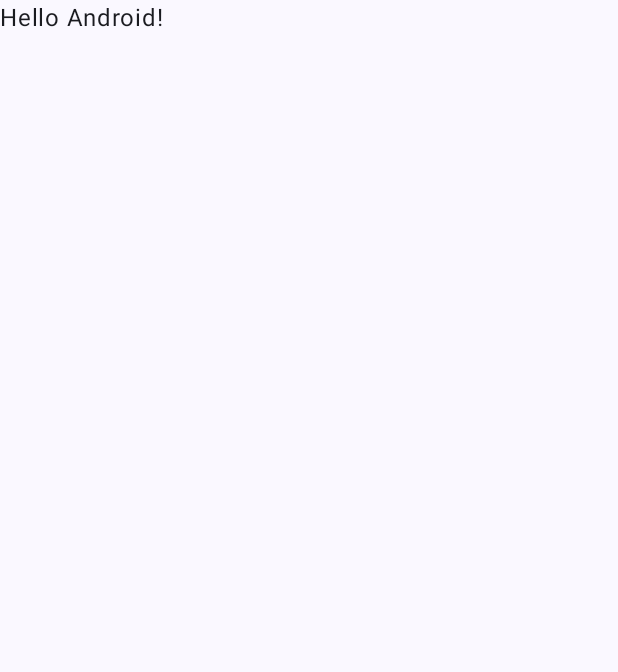
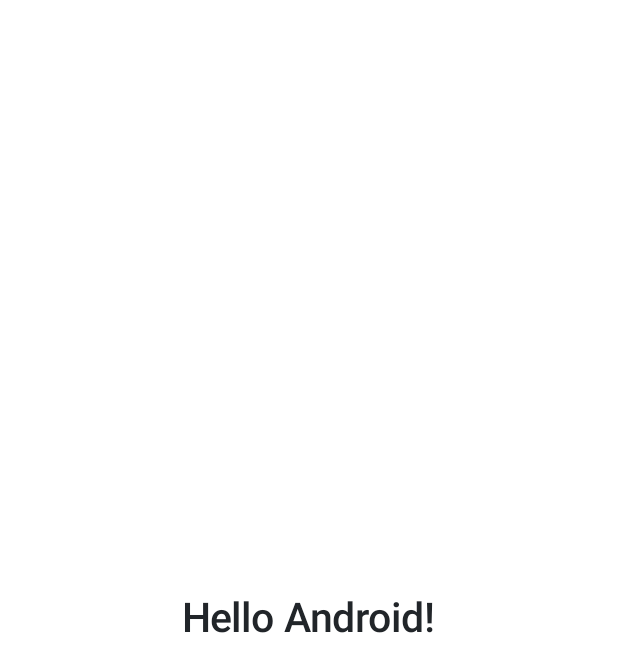
Before and after one commit to 0x7FFF/MosOpenControl, an Android app built with Jetpack Compose: the screen it shows after launch (MainActivity), on a phone screen of 412 x 824 dp. Before the commit the part shown is almost empty. Shown: the top 672 px of the screen. Run offline under Robolectric (Android 15) with nearby library versions, the light colour scheme and no system bars; our stand-ins replace accompanist.

Commit message:
Implement theme and core components.

```diff
--- a/app/build.gradle.kts
+++ b/app/build.gradle.kts
@@ -43,7 +43,7 @@
         compose = true
     }
     composeOptions {
-        kotlinCompilerExtensionVersion = "1.4.3"
+        kotlinCompilerExtensionVersion = "1.4.7"
     }
     packaging {
         resources {
@@ -66,6 +66,7 @@
     implementation(libs.landscapist.glide)
     implementation(libs.stream.chat)
     implementation(libs.hilt.android)
+    implementation(libs.accompanist.systemuicontroller)
     kapt(libs.hilt.compiler)
 
     testImplementation(libs.junit)
--- a/app/src/main/java/ru/gms/mosopencontrol/MainActivity.kt
+++ b/app/src/main/java/ru/gms/mosopencontrol/MainActivity.kt
@@ -3,13 +3,18 @@
 import android.os.Bundle
 import androidx.activity.ComponentActivity
 import androidx.activity.compose.setContent
+import androidx.compose.foundation.isSystemInDarkTheme
 import androidx.compose.foundation.layout.fillMaxSize
-import androidx.compose.material3.MaterialTheme
+import androidx.compose.foundation.layout.wrapContentSize
 import androidx.compose.material3.Surface
-import androidx.compose.material3.Text
 import androidx.compose.runtime.Composable
+import androidx.compose.runtime.SideEffect
 import androidx.compose.ui.Modifier
+import androidx.compose.ui.graphics.Color
 import androidx.compose.ui.tooling.preview.Preview
+import com.google.accompanist.systemuicontroller.rememberSystemUiController
+import ru.gms.mosopencontrol.ui.component.text.Text
+import ru.gms.mosopencontrol.ui.component.text.TextViewState
 import ru.gms.mosopencontrol.ui.theme.MosOpenControlTheme
 
 class MainActivity : ComponentActivity() {
@@ -17,10 +22,17 @@
         super.onCreate(savedInstanceState)
         setContent {
             MosOpenControlTheme {
-                // A surface container using the 'background' color from the theme
+                val systemUiController = rememberSystemUiController()
+                SideEffect {
+                    systemUiController.setSystemBarsColor(
+                        color = Color.Transparent,
+                        darkIcons = true,
+                    )
+                }
+
                 Surface(
                     modifier = Modifier.fillMaxSize(),
-                    color = MaterialTheme.colorScheme.background
+                    color = MosOpenControlTheme.colorScheme.background
                 ) {
                     Greeting("Android")
                 }
@@ -32,8 +44,14 @@
 @Composable
 fun Greeting(name: String, modifier: Modifier = Modifier) {
     Text(
-        text = "Hello $name!",
+        state = TextViewState(
+            style = MosOpenControlTheme.typography.headlineMedium,
+            text = "Hello $name!",
+            color = MosOpenControlTheme.colorScheme.onBackground,
+        ),
         modifier = modifier
+            .fillMaxSize()
+            .wrapContentSize(),
     )
 }
 
--- /dev/null
+++ b/app/src/main/java/ru/gms/mosopencontrol/ui/component/button/TextButtonViewState.kt
@@ -0,0 +1,5 @@
+package ru.gms.mosopencontrol.ui.component.button
+
+data class TextButtonViewState(
+    val text: String,
+)
--- /dev/null
+++ b/app/src/main/java/ru/gms/mosopencontrol/ui/component/text/Text.kt
@@ -0,0 +1,40 @@
+package ru.gms.mosopencontrol.ui.component.text
+
+import androidx.compose.material3.Text
+import androidx.compose.runtime.Composable
+import androidx.compose.ui.Modifier
+import androidx.compose.ui.graphics.Color
+import androidx.compose.ui.text.AnnotatedString
+import androidx.compose.ui.text.style.TextOverflow
+
+@Composable
+fun Text(
+    state: TextViewState,
+    modifier: Modifier = Modifier,
+) {
+    with(state) {
+        if (this.text is AnnotatedString) {
+            Text(
+                modifier = modifier,
+                text = text,
+                style = style,
+                color = color ?: Color.Unspecified,
+                textAlign = alignment,
+                maxLines = numberOfLines,
+                overflow = TextOverflow.Ellipsis,
+                textDecoration = decoration,
+            )
+        } else {
+            Text(
+                modifier = modifier,
+                text = text.toString(),
+                style = style,
+                color = color ?: Color.Unspecified,
+                textAlign = alignment,
+                maxLines = numberOfLines,
+                overflow = TextOverflow.Ellipsis,
+                textDecoration = decoration,
+            )
+        }
+    }
+}
--- /dev/null
+++ b/app/src/main/java/ru/gms/mosopencontrol/ui/component/text/TextViewState.kt
@@ -0,0 +1,15 @@
+package ru.gms.mosopencontrol.ui.component.text
+
+import androidx.compose.ui.graphics.Color
+import androidx.compose.ui.text.TextStyle
+import androidx.compose.ui.text.style.TextAlign
+import androidx.compose.ui.text.style.TextDecoration
+
+open class TextViewState(
+    val style: TextStyle,
+    val text: CharSequence,
+    val color: Color? = null,
+    val alignment: TextAlign = TextAlign.Start,
+    val numberOfLines: Int = Int.MAX_VALUE,
+    val decoration: TextDecoration = TextDecoration.None,
+)
--- a/app/src/main/java/ru/gms/mosopencontrol/ui/theme/Color.kt
+++ b/app/src/main/java/ru/gms/mosopencontrol/ui/theme/Color.kt
@@ -1,11 +1,32 @@
 package ru.gms.mosopencontrol.ui.theme
 
+import androidx.compose.runtime.Stable
 import androidx.compose.ui.graphics.Color
 
-val Purple80 = Color(0xFFD0BCFF)
-val PurpleGrey80 = Color(0xFFCCC2DC)
-val Pink80 = Color(0xFFEFB8C8)
+val LightColorScheme = AppColorScheme(
+    primary = Color(0xFFF64027),
+    onPrimary = Color(0xFFFFFFFF),
+    secondary = Color(0xFF212529),
+    onSecondary = Color(0xFFFFFFFF),
+    tertiary = Color(0xFFF7F7F7),
+    onTertiary = Color(0xFF212529),
+    background = Color(0xFFFFFFFF),
+    onBackground = Color(0xFF212529),
+    surfaceVariant = Color(0x3C212529), // 30%
+    outlineVariant = Color(0x64212529), // 50%
+)
 
-val Purple40 = Color(0xFF6650a4)
-val PurpleGrey40 = Color(0xFF625b71)
-val Pink40 = Color(0xFF7D5260)
+
+@Stable
+class AppColorScheme(
+    val primary: Color,
+    val onPrimary: Color,
+    val secondary: Color,
+    val onSecondary: Color,
+    val tertiary: Color,
+    val onTertiary: Color,
+    val background: Color,
+    val onBackground: Color,
+    val surfaceVariant: Color,
+    val outlineVariant: Color,
+)
--- a/app/src/main/java/ru/gms/mosopencontrol/ui/theme/Theme.kt
+++ b/app/src/main/java/ru/gms/mosopencontrol/ui/theme/Theme.kt
@@ -1,70 +1,40 @@
 package ru.gms.mosopencontrol.ui.theme
 
-import android.app.Activity
-import android.os.Build
 import androidx.compose.foundation.isSystemInDarkTheme
+import androidx.compose.material.ripple.LocalRippleTheme
 import androidx.compose.material3.MaterialTheme
-import androidx.compose.material3.darkColorScheme
-import androidx.compose.material3.dynamicDarkColorScheme
-import androidx.compose.material3.dynamicLightColorScheme
-import androidx.compose.material3.lightColorScheme
 import androidx.compose.runtime.Composable
-import androidx.compose.runtime.SideEffect
-import androidx.compose.ui.graphics.toArgb
-import androidx.compose.ui.platform.LocalContext
-import androidx.compose.ui.platform.LocalView
-import androidx.core.view.WindowCompat
+import androidx.compose.runtime.CompositionLocalProvider
+import androidx.compose.runtime.ReadOnlyComposable
+import androidx.compose.runtime.staticCompositionLocalOf
 
-private val DarkColorScheme = darkColorScheme(
-    primary = Purple80,
-    secondary = PurpleGrey80,
-    tertiary = Pink80
-)
-
-private val LightColorScheme = lightColorScheme(
-    primary = Purple40,
-    secondary = PurpleGrey40,
-    tertiary = Pink40
-
-    /* Other default colors to override
-    background = Color(0xFFFFFBFE),
-    surface = Color(0xFFFFFBFE),
-    onPrimary = Color.White,
-    onSecondary = Color.White,
-    onTertiary = Color.White,
-    onBackground = Color(0xFF1C1B1F),
-    onSurface = Color(0xFF1C1B1F),
-    */
-)
 
 @Composable
 fun MosOpenControlTheme(
     darkTheme: Boolean = isSystemInDarkTheme(),
-    // Dynamic color is available on Android 12+
-    dynamicColor: Boolean = true,
-    content: @Composable () -> Unit
+    content: @Composable () -> Unit,
 ) {
-    val colorScheme = when {
-        dynamicColor && Build.VERSION.SDK_INT >= Build.VERSION_CODES.S -> {
-            val context = LocalContext.current
-            if (darkTheme) dynamicDarkColorScheme(context) else dynamicLightColorScheme(context)
-        }
+    MaterialTheme() {
+        CompositionLocalProvider(
+            LocalRippleTheme provides DefaultRippleTheme,
+            LocalAppColorScheme provides LightColorScheme,
+            LocalAppTypography provides Typography,
+            content = content
+        )
+    }
+}
 
-        darkTheme -> DarkColorScheme
-        else -> LightColorScheme
-    }
-    val view = LocalView.current
-    if (!view.isInEditMode) {
-        SideEffect {
-            val window = (view.context as Activity).window
-            window.statusBarColor = colorScheme.primary.toArgb()
-            WindowCompat.getInsetsController(window, view).isAppearanceLightStatusBars = darkTheme
-        }
-    }
+object MosOpenControlTheme {
+    val colorScheme: AppColorScheme
+        @Composable
+        @ReadOnlyComposable
+        get() = LocalAppColorScheme.current
 
-    MaterialTheme(
-        colorScheme = colorScheme,
-        typography = Typography,
-        content = content
-    )
+    val typography: AppTypography
+        @Composable
+        @ReadOnlyComposable
+        get() = LocalAppTypography.current
 }
+
+private val LocalAppColorScheme = staticCompositionLocalOf<AppColorScheme> { error("Not initialized") }
+private val LocalAppTypography = staticCompositionLocalOf<AppTypography> { error("Not initialized") }
--- a/app/src/main/java/ru/gms/mosopencontrol/ui/theme/Type.kt
+++ b/app/src/main/java/ru/gms/mosopencontrol/ui/theme/Type.kt
@@ -1,34 +1,67 @@
 package ru.gms.mosopencontrol.ui.theme
 
-import androidx.compose.material3.Typography
+import androidx.compose.runtime.Stable
 import androidx.compose.ui.text.TextStyle
-import androidx.compose.ui.text.font.FontFamily
 import androidx.compose.ui.text.font.FontWeight
 import androidx.compose.ui.unit.sp
 
-// Set of Material typography styles to start with
-val Typography = Typography(
+val Typography = AppTypography(
+    headlineLarge = TextStyle(
+        fontWeight = FontWeight.SemiBold,
+        fontSize = 36.sp,
+        lineHeight = 42.sp,
+    ),
+    headlineMedium = TextStyle(
+        fontWeight = FontWeight.Medium,
+        fontSize = 27.sp,
+        lineHeight = 36.sp,
+    ),
+    headlineSmall = TextStyle(
+        fontWeight = FontWeight.Medium,
+        fontSize = 24.sp,
+        lineHeight = 30.sp,
+    ),
+    titleLarge = TextStyle(
+        fontWeight = FontWeight.SemiBold,
+        fontSize = 18.sp,
+        lineHeight = 24.sp,
+    ),
+    titleMedium = TextStyle(
+        fontWeight = FontWeight.Normal,
+        fontSize = 18.sp,
+        lineHeight = 21.sp,
+    ),
+    titleSmall = TextStyle(
+        fontWeight = FontWeight.SemiBold,
+        fontSize = 15.sp,
+        lineHeight = 18.sp,
+    ),
     bodyLarge = TextStyle(
-        fontFamily = FontFamily.Default,
         fontWeight = FontWeight.Normal,
-        fontSize = 16.sp,
+        fontSize = 18.sp,
         lineHeight = 24.sp,
-        letterSpacing = 0.5.sp
-    )
-    /* Other default text styles to override
-    titleLarge = TextStyle(
-        fontFamily = FontFamily.Default,
+    ),
+    bodyMedium = TextStyle(
         fontWeight = FontWeight.Normal,
-        fontSize = 22.sp,
-        lineHeight = 28.sp,
-        letterSpacing = 0.sp
+        fontSize = 15.sp,
+        lineHeight = 18.sp,
     ),
-    labelSmall = TextStyle(
-        fontFamily = FontFamily.Default,
-        fontWeight = FontWeight.Medium,
-        fontSize = 11.sp,
-        lineHeight = 16.sp,
-        letterSpacing = 0.5.sp
-    )
-    */
+    bodySmall = TextStyle(
+        fontWeight = FontWeight.Normal,
+        fontSize = 12.sp,
+        lineHeight = 15.sp,
+    ),
 )
+
+@Stable
+class AppTypography(
+    val headlineLarge: TextStyle,
+    val headlineMedium: TextStyle,
+    val headlineSmall: TextStyle,
+    val titleLarge: TextStyle,
+    val titleMedium: TextStyle,
+    val titleSmall: TextStyle,
+    val bodyLarge: TextStyle,
+    val bodyMedium: TextStyle,
+    val bodySmall: TextStyle,
+)
```
Also changed, not shown: app/src/main/java/ru/gms/mosopencontrol/ui/component/button/BaseTextButton.kt (added, +102 -0 lines), app/src/main/java/ru/gms/mosopencontrol/ui/component/button/ButtonColors.kt (added, +54 -0 lines), app/src/main/java/ru/gms/mosopencontrol/ui/component/button/LargeButton.kt (added, +43 -0 lines), app/src/main/java/ru/gms/mosopencontrol/ui/theme/RippleTheme.kt (added, +36 -0 lines), app/src/main/java/ru/gms/mosopencontrol/ui/utils/ColorExtensions.kt (added, +15 -0 lines), gradle/libs.versions.toml (+5 -4 lines).
